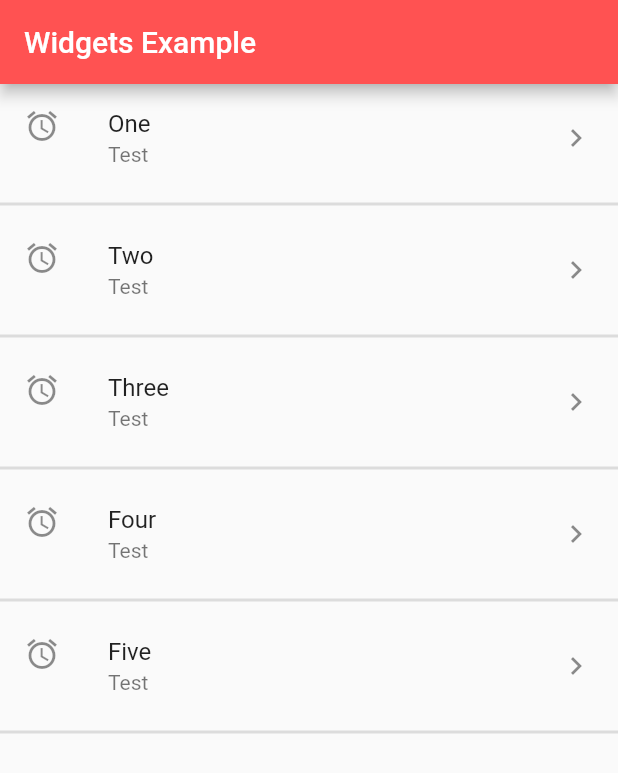
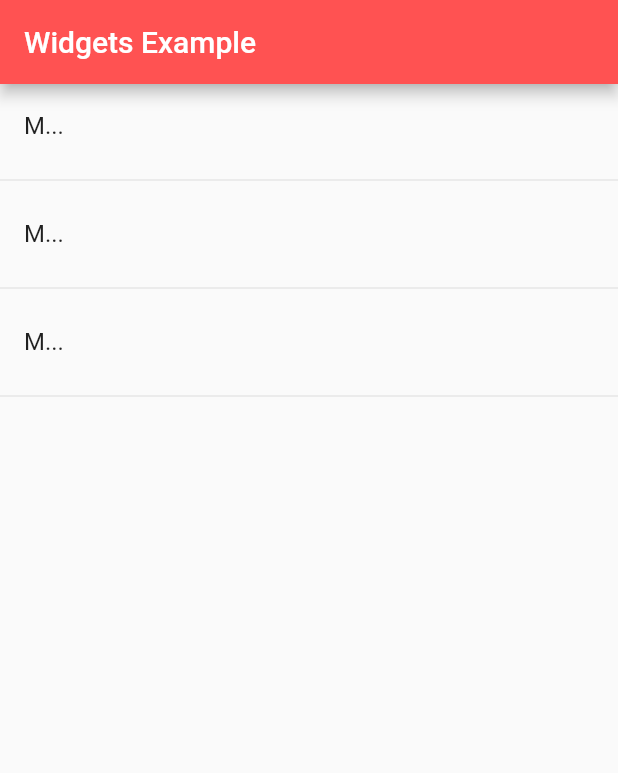
Before and after one commit to franilones/main_flutter_widgets, a Flutter app: the screen it shows after launch, on a phone screen of 412 x 824 dp. Shown: the top 773 px of the screen. Run offline on Flutter 3.47's test engine with Material 2 defaults, Android fonts, the phone set to English and light mode, and no system bars.

Commit message:
Json manager (Preparing to load home from a local json)

```diff
--- a/lib/main.dart
+++ b/lib/main.dart
@@ -1,11 +1,11 @@
 import 'package:flutter/material.dart';
-import 'package:main_flutter_widgets/src/pages/home_temp.dart';
+import 'package:main_flutter_widgets/src/pages/home.dart';
 
 void main() => runApp(MyApp());
 
 class MyApp extends StatelessWidget {
   @override
   Widget build(BuildContext context) {
-    return MaterialApp(title: 'Material App', home: HomePage());
+    return MaterialApp(title: 'Material App', home: Home());
   }
 }
--- /dev/null
+++ b/lib/src/pages/home.dart
@@ -0,0 +1,33 @@
+import 'package:flutter/material.dart';
+import 'package:main_flutter_widgets/src/pages/providers/json_manager.dart';
+
+class Home extends StatelessWidget {
+  @override
+  Widget build(BuildContext context) {
+    return Scaffold(
+      appBar: AppBar(
+        title: Text("Widgets Example"),
+        backgroundColor: Colors.redAccent,
+      ),
+      body: _list(),
+    );
+  }
+
+  Widget _list() {
+    print(menuLoader.options);
+    return ListView(
+      children: _createCards(),
+    );
+  }
+
+  List<Widget> _createCards() {
+    return [
+      ListTile(title: Text("M...")),
+      Divider(),
+      ListTile(title: Text("M...")),
+      Divider(),
+      ListTile(title: Text("M...")),
+      Divider(),
+    ];
+  }
+}
--- a/pubspec.yaml
+++ b/pubspec.yaml
@@ -45,7 +45,8 @@ flutter:
   uses-material-design: true
 
   # To add assets to your application, add an assets section, like this:
-  # assets:
+  assets:
+    - data/menu_opts.json
   #   - images/a_dot_burr.jpeg
   #   - images/a_dot_ham.jpeg
 
```
Also changed, not shown: data/menu_opts.json (added, +20 -0 lines), lib/src/pages/providers/json_manager.dart (added, +16 -0 lines), 8 other files.
